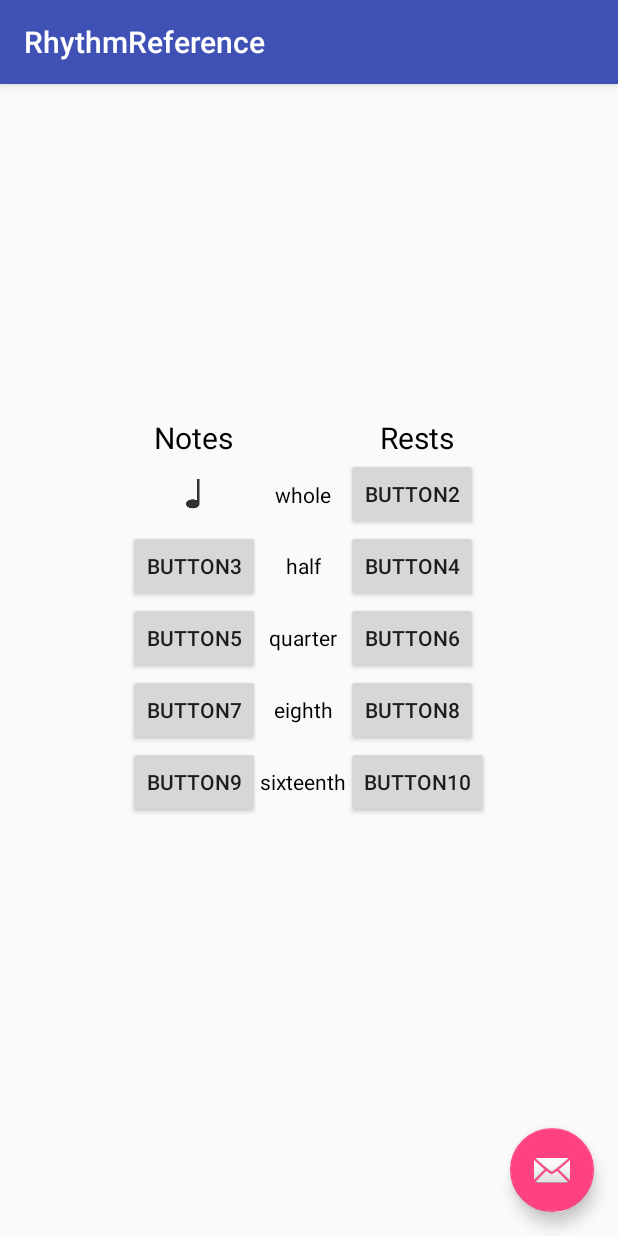
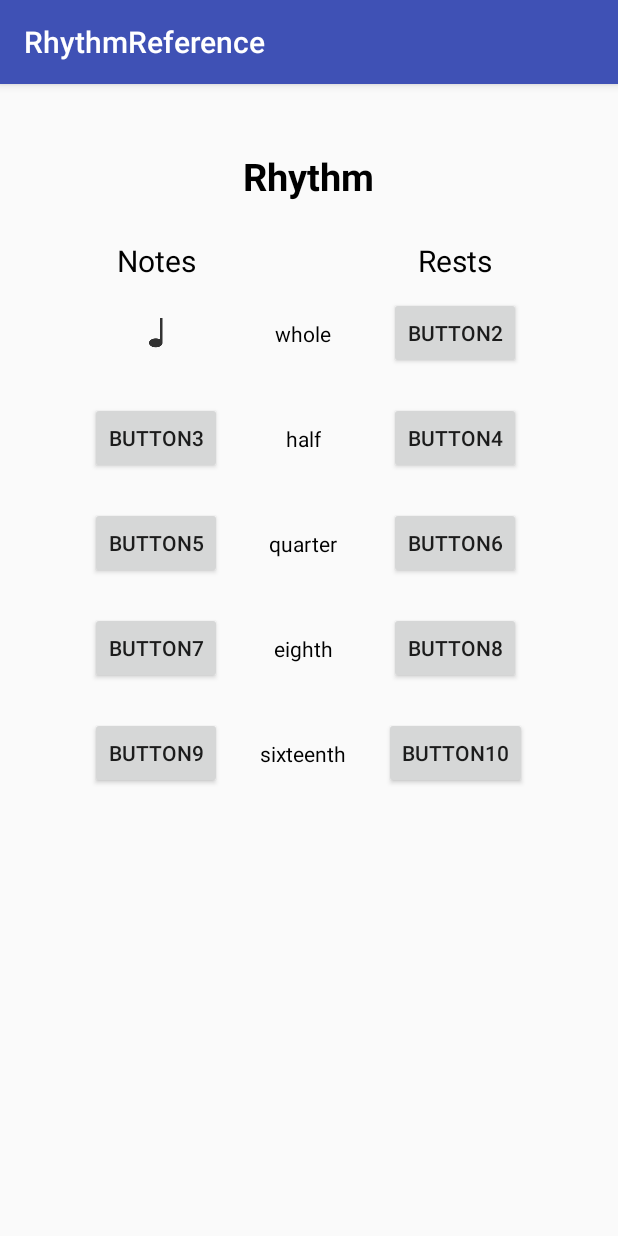
Before and after one commit to ZachJiroun/MusicTheory, an Android app: the RhythmReference screen opened directly, with no data from a screen before it, on a phone screen of 412 x 824 dp. Run offline under Robolectric (Android 15) with nearby library versions, the phone set to English and light mode, and no system bars.

Commit message:
Cleanup rhythm layout

```diff
--- a/app/src/main/java/cmsc436/com/musictheory/RhythmReference.java
+++ b/app/src/main/java/cmsc436/com/musictheory/RhythmReference.java
@@ -16,14 +16,6 @@ public class RhythmReference extends AppCompatActivity {
         Toolbar toolbar = (Toolbar) findViewById(R.id.toolbar);
         setSupportActionBar(toolbar);
 
-       FloatingActionButton fab = (FloatingActionButton) findViewById(R.id.fab);
-        fab.setOnClickListener(new View.OnClickListener() {
-            @Override
-            public void onClick(View view) {
-                Snackbar.make(view, "Replace with your own action", Snackbar.LENGTH_LONG)
-                        .setAction("Action", null).show();
-            }
-        });
     }
 
 }
--- a/app/src/main/res/layout/activity_rhythm_reference.xml
+++ b/app/src/main/res/layout/activity_rhythm_reference.xml
@@ -22,31 +22,43 @@
 
     </android.support.design.widget.AppBarLayout>
 
+    <TextView
+        android:id="@+id/rhythm_textview"
+        android:layout_width="wrap_content"
+        android:layout_height="wrap_content"
+        android:layout_gravity="top|center"
+        android:layout_margin="100dp"
+        android:textSize="25dp"
+        android:textColor="#000000"
+        android:textStyle="bold"
+        android:text="@string/rhythm_header"/>
+
     <GridLayout xmlns:android="http://schemas.android.com/apk/res/android"
         xmlns:tools="http://schemas.android.com/tools"
         android:id="@+id/GridLayout1"
         android:layout_width="wrap_content"
-        android:layout_height="wrap_content"
+        android:layout_height="fill_parent"
+        android:layout_marginTop="160dp"
         android:layout_gravity="center"
         android:columnCount="3"
         android:rowCount="10"
         android:orientation="horizontal"
         tools:context=".GridXMLActivity" >
         <TextView
-            android:id="@+id/whole_text"
+            android:id="@+id/notes_textview"
             android:layout_gravity="center"
             android:textSize="20dp"
             android:textColor="#000000"
-            android:text="Notes"/>
+            android:text="@string/notes_header"/>
 
         <Space/>
 
         <TextView
-            android:id="@+id/whole_text"
+            android:id="@+id/rest_textview"
             android:layout_gravity="center"
             android:textSize="20dp"
             android:textColor="#000000"
-            android:text="Rests"/>
+            android:text="@string/rests_header"/>
 
         <ImageButton
             android:id="@+id/button1"
@@ -54,85 +66,86 @@
             android:background="@drawable/ic_quarter_note"/>
 
         <TextView
-            android:id="@+id/whole_text"
+            android:id="@+id/whole_textview"
             android:layout_gravity="center"
+            android:padding="@dimen/rhythm_grid_padding"
             android:textColor="#000000"
-            android:text="whole"/>
+            android:text="@string/whole_text"/>
 
         <Button
             android:id="@+id/button2"
-            android:layout_gravity="left|top"
+            android:layout_gravity="center"
             android:text="Button2" />
 
         <Button
             android:id="@+id/button3"
-            android:layout_gravity="left|top"
+            android:layout_gravity="center"
             android:text="Button3" />
 
         <TextView
-            android:id="@+id/half_text"
+            android:id="@+id/half_textview"
             android:layout_gravity="center"
+            android:padding="@dimen/rhythm_grid_padding"
             android:textColor="#000000"
-            android:text="half"/>
+            android:text="@string/half_text"/>
 
         <Button
             android:id="@+id/button4"
-            android:layout_gravity="left|top"
+            android:layout_gravity="center"
             android:text="Button4" />
+
         <Button
             android:id="@+id/button5"
-            android:layout_gravity="left|top"
+            android:layout_gravity="center"
             android:text="Button5" />
 
         <TextView
-            android:id="@+id/quarter_text"
+            android:id="@+id/quarter_textview"
             android:layout_gravity="center"
+            android:padding="@dimen/rhythm_grid_padding"
             android:textColor="#000000"
-            android:text="quarter"/>
+            android:text="@string/quarter_text"/>
 
         <Button
             android:id="@+id/button6"
-            android:layout_gravity="left|top"
+            android:layout_gravity="center"
             android:text="Button6" />
         <Button
             android:id="@+id/button7"
-            android:layout_gravity="left|top"
+            android:layout_gravity="center"
             android:text="Button7" />
 
         <TextView
-            android:id="@+id/eighth_text"
+            android:id="@+id/eighth_textview"
             android:layout_gravity="center"
+            android:padding="@dimen/rhythm_grid_padding"
             android:textColor="#000000"
-            android:text="eighth"/>
+            android:text="@string/eighth_text"/>
 
         <Button
             android:id="@+id/button8"
+            android:layout_gravity="center"
             android:text="Button8" />
 
         <Button
             android:id="@+id/button9"
+            android:layout_gravity="center"
             android:text="Button9" />
 
         <TextView
-            android:id="@+id/sixteenth_text"
+            android:id="@+id/sixteenth_textview"
             android:layout_gravity="center"
+            android:padding="@dimen/rhythm_grid_padding"
             android:textColor="#000000"
-            android:text="sixteenth"/>
+            android:text="@string/sixteenth_text"/>
 
         <Button
             android:id="@+id/button10"
+            android:layout_gravity="center"
             android:text="Button10" />
 
     </GridLayout>
 
     <include layout="@layout/content_rhythm_reference"/>
 
-    <android.support.design.widget.FloatingActionButton
-        android:id="@+id/fab"
-        android:layout_width="wrap_content"
-        android:layout_height="wrap_content"
-        android:layout_gravity="bottom|end"
-        android:layout_margin="@dimen/fab_margin"
-        android:src="@android:drawable/ic_dialog_email" />
-
 </android.support.design.widget.CoordinatorLayout>
--- a/app/src/main/res/values/dimens.xml
+++ b/app/src/main/res/values/dimens.xml
@@ -5,5 +5,6 @@
     <!-- Default screen margins, per the Android Design guidelines. -->
     <dimen name="activity_horizontal_margin">16dp</dimen>
     <dimen name="activity_vertical_margin">16dp</dimen>
-    <dimen name="fab_margin">16dp</dimen>
+
+    <dimen name="rhythm_grid_padding">25dp</dimen>
 </resources>
--- a/app/src/main/res/values/strings.xml
+++ b/app/src/main/res/values/strings.xml
@@ -6,4 +6,13 @@
 
     <string name="action_settings">Settings</string>
     <string name="title_activity_rhythm_reference">RhythmReference</string>
+
+    <string name="rhythm_header">Rhythm</string>
+    <string name="notes_header">Notes</string>
+    <string name="rests_header">Rests</string>
+    <string name="whole_text">whole</string>
+    <string name="half_text">half</string>
+    <string name="quarter_text">quarter</string>
+    <string name="eighth_text">eighth</string>
+    <string name="sixteenth_text">sixteenth</string>
 </resources>
```
Also changed, not shown: 1 other file.
